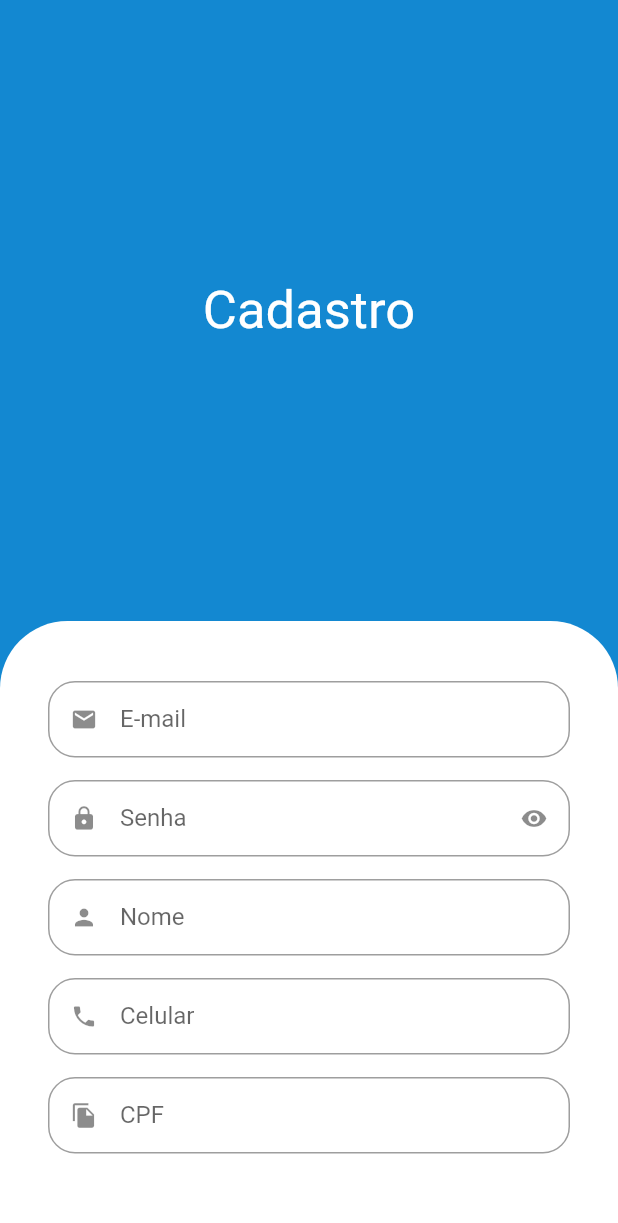
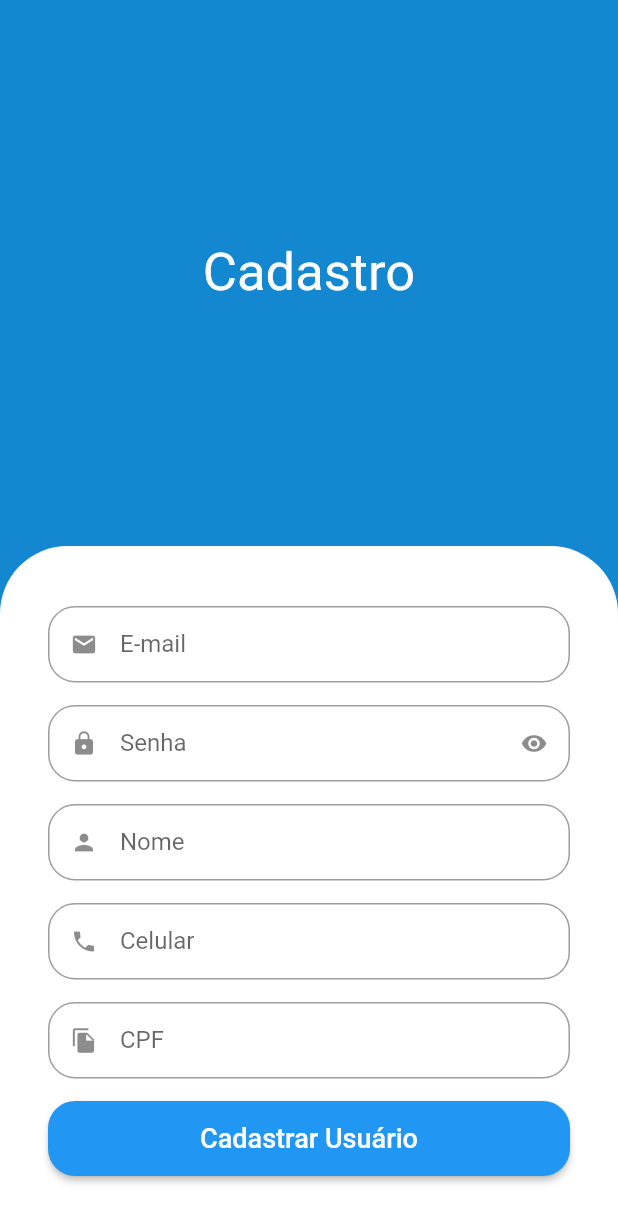
Before and after one commit to FelipeSantos92Dev/store-startto, a Flutter app: the SignUpScreen screen opened directly, on a phone screen of 412 x 824 dp. Shown: the top 1223 px of the screen. Run offline on Flutter 3.47's test engine with Material 2 defaults, Android fonts, the phone set to English and light mode, and no system bars; our stand-ins replace animated_text_kit.

Commit message:
feat: scroll view sign up screen

```diff
--- a/lib/src/auth/sign_up_screen.dart
+++ b/lib/src/auth/sign_up_screen.dart
@@ -1,7 +1,4 @@
-import 'package:flutter/cupertino.dart';
 import 'package:flutter/material.dart';
-import 'package:flutter/src/foundation/key.dart';
-import 'package:flutter/src/widgets/framework.dart';
 import 'package:store/src/auth/components/custom_text_field.dart';
 import 'package:store/src/config/custom_colors.dart';
 
@@ -10,9 +7,15 @@ class SignUpScreen extends StatelessWidget {
 
   @override
   Widget build(BuildContext context) {
+    final size = MediaQuery.of(context).size;
+
     return Scaffold(
       backgroundColor: CustomColors.customSwatchColor,
-      body: Column(
+      body: SingleChildScrollView(
+        child: SizedBox(
+          height: size.height,
+          width: size.width,
+          child: Column(
             children: [
               const Expanded(
                 child: Center(
@@ -39,33 +42,53 @@ class SignUpScreen extends StatelessWidget {
                   ),
                 ),
                 child: Column(
-              children: const [
-                CustomTextField(
+                  crossAxisAlignment: CrossAxisAlignment.stretch,
+                  children: [
+                    const CustomTextField(
                       icon: Icons.email,
                       label: 'E-mail',
                     ),
-                CustomTextField(
+                    const CustomTextField(
                       icon: Icons.lock,
                       label: 'Senha',
                       isSecret: true,
                     ),
-                CustomTextField(
+                    const CustomTextField(
                       icon: Icons.person,
                       label: 'Nome',
                     ),
-                CustomTextField(
+                    const CustomTextField(
                       icon: Icons.phone,
                       label: 'Celular',
                     ),
-                CustomTextField(
+                    const CustomTextField(
                       icon: Icons.file_copy,
                       label: 'CPF',
                     ),
+                    SizedBox(
+                      height: 50,
+                      child: ElevatedButton(
+                        style: ElevatedButton.styleFrom(
+                          shape: RoundedRectangleBorder(
+                            borderRadius: BorderRadius.circular(18),
+                          ),
+                        ),
+                        onPressed: () {},
+                        child: const Text(
+                          'Cadastrar Usuário',
+                          style: TextStyle(
+                            fontSize: 18,
+                          ),
+                        ),
+                      ),
+                    )
                   ],
                 ),
               )
             ],
           ),
+        ),
+      ),
     );
   }
 }
```
Lines whose indentation alone changed are shown as unchanged.
